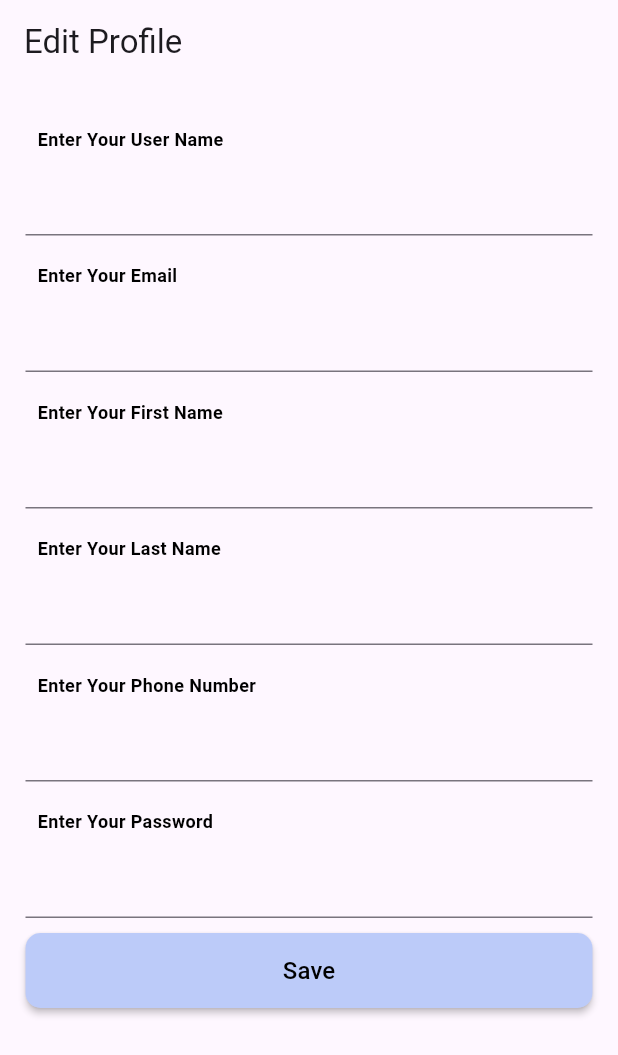
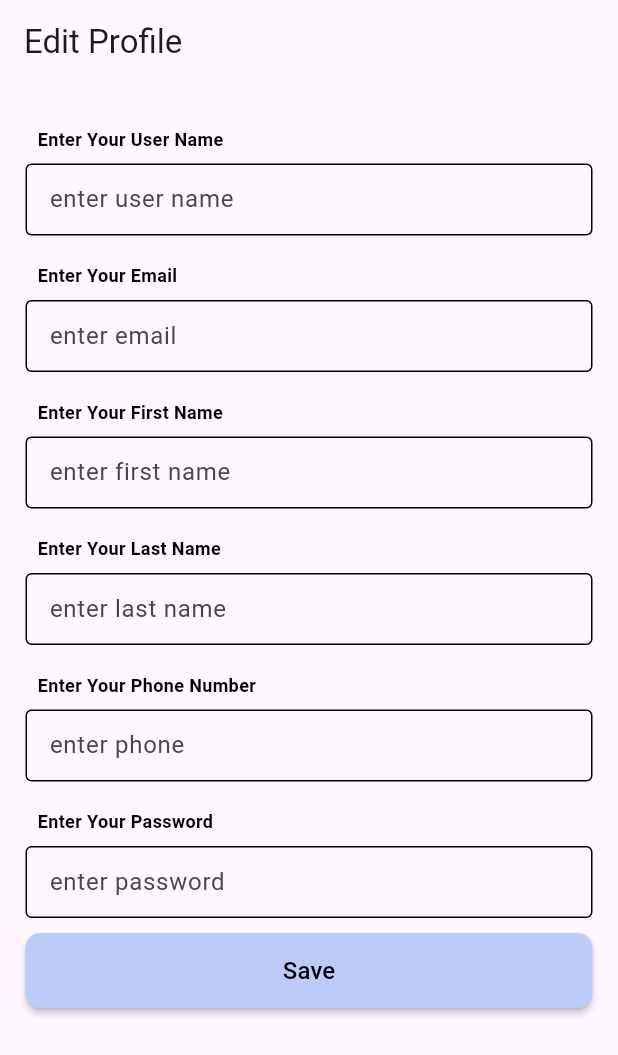
Before and after one commit to TOTPLATFORM/clinic_admin, a Flutter app: the EditProfileScreenBody screen opened by its route, on a phone screen of 412 x 824 dp. Shown: the top 1055 px of the screen. Run offline on Flutter 3.47's test engine with Material 3 defaults, Android fonts, the phone set to English and light mode, and no system bars; our stand-ins replace bloc, dartz, dio, equatable, flutter_bloc, freezed_annotation and 5 more; missing offline and left inert: tot_atomic_design; accounts and stored records are empty.

Commit message:
handle custom widget

```diff
--- a/lib/presentation/screens/edit_personal_data_screen.dart
+++ b/lib/presentation/screens/edit_personal_data_screen.dart
@@ -1,11 +1,12 @@
+import 'package:flutter/material.dart';
+import 'package:flutter_bloc/flutter_bloc.dart';
+import 'package:go_router/go_router.dart';
+
 import '../../core/dependency_injection/di_container.dart';
 import '../../core/utils/shared_keys.dart';
 import '../../core/utils/show_snack_bar.dart';
 import '../blocs/update_personal_data/update_personal_data_bloc.dart';
 import '../widgets/custom/custom_text_form.dart';
-import 'package:flutter/material.dart';
-import 'package:flutter_bloc/flutter_bloc.dart';
-import 'package:go_router/go_router.dart';
 
 class EditProfileScreenBody extends StatefulWidget {
   const EditProfileScreenBody({super.key});
@@ -71,6 +72,7 @@ class _EditProfileScreenBodyState extends State<EditProfileScreenBody> {
                     height: 20,
                   ),
                   CustomTextFieldWithLabel(
+                    hintText: "enter user name",
                     title: 'Enter Your User Name',
                     controller: userNameController,
                   ),
@@ -78,23 +80,28 @@ class _EditProfileScreenBodyState extends State<EditProfileScreenBody> {
                     height: 10,
                   ),
                   CustomTextFieldWithLabel(
-                      title: 'Enter Your Email', controller: emailController),
+                      hintText: "enter email",
+                      title: 'Enter Your Email',
+                      controller: emailController),
                   const SizedBox(
                     height: 10,
                   ),
                   CustomTextFieldWithLabel(
+                      hintText: "enter first name",
                       title: 'Enter Your First Name',
                       controller: firstNameController),
                   const SizedBox(
                     height: 10,
                   ),
                   CustomTextFieldWithLabel(
+                      hintText: "enter last name",
                       title: 'Enter Your Last Name',
                       controller: lastNameController),
                   const SizedBox(
                     height: 10,
                   ),
                   CustomTextFieldWithLabel(
+                    hintText: "enter phone",
                     title: 'Enter Your Phone Number',
                     controller: phoneController,
                   ),
@@ -102,7 +109,9 @@ class _EditProfileScreenBodyState extends State<EditProfileScreenBody> {
                     height: 10,
                   ),
                   CustomTextFieldWithLabel(
-                      title: 'Enter Your Password', controller: passController),
+                      hintText: "enter password",
+                      title: 'Enter Your Password',
+                      controller: passController),
                   const SizedBox(height: 10),
                   DataSaveButton(
                     onPressed: () {
--- a/lib/presentation/widgets/custom/custom_text_form.dart
+++ b/lib/presentation/widgets/custom/custom_text_form.dart
@@ -2,37 +2,29 @@ import 'package:flutter/material.dart';
 
 import '../../../core/theme/app_colors.dart';
 
-class CustomTextFieldWithLabel extends StatefulWidget {
+class CustomTextFieldWithLabel extends StatelessWidget {
   final TextEditingController controller;
   final String title;
+  final String hintText;
   final String? Function(String?)? validatee;
   const CustomTextFieldWithLabel({
     super.key,
     required this.controller,
     required this.title,
-    this.validatee,
+    this.validatee, required this.hintText,
   });
 
   @override
-  State<CustomTextFieldWithLabel> createState() =>
-      _CustomTextFieldWithLabelState();
-}
-
-class _CustomTextFieldWithLabelState extends State<CustomTextFieldWithLabel> {
-  @override
-  void initState() {
-    super.initState();
-  }
-
-  @override
   Widget build(BuildContext context) {
+    OutlineInputBorder outlineInputBorder = const OutlineInputBorder(
+        borderSide: BorderSide(color: AppColors.blackColor));
     return Column(
       crossAxisAlignment: CrossAxisAlignment.start,
       children: [
         Padding(
           padding: const EdgeInsets.all(8.0),
           child: Text(
-            widget.title,
+            title,
             style: const TextStyle(
                 color: AppColors.blackColor,
                 fontSize: 12,
@@ -40,14 +32,20 @@ class _CustomTextFieldWithLabelState extends State<CustomTextFieldWithLabel> {
           ),
         ),
         TextFormField(
-          controller: widget.controller,
-          validator: widget.validatee,
+          controller: controller,
+          validator: validatee,
           cursorColor: AppColors.blackColor,
-          decoration: const InputDecoration(
-            border: UnderlineInputBorder(
-                borderSide: BorderSide(color: AppColors.blackColor)),
-            focusedBorder: UnderlineInputBorder(
-                borderSide: BorderSide(color: AppColors.grey)),
+          decoration: InputDecoration(
+            isDense: true,
+            hintText: hintText,
+            border: outlineInputBorder,
+            focusedBorder: outlineInputBorder,
+            enabledBorder: outlineInputBorder,
+            errorBorder: outlineInputBorder.copyWith(
+                borderSide: const BorderSide(color: AppColors.redColor)),
+            disabledBorder: outlineInputBorder,
+            focusedErrorBorder: outlineInputBorder.copyWith(
+                borderSide: const BorderSide(color: AppColors.redColor)),
           ),
         ),
       ],
```
Also changed, not shown: lib/infrastructure/data_source/abstarctions/doctor_data_source.dart (+5 -4 lines), lib/presentation/screens/login/login_screen.dart (+30 -18 lines), lib/presentation/widgets/profile_item.dart (+7 -6 lines).
